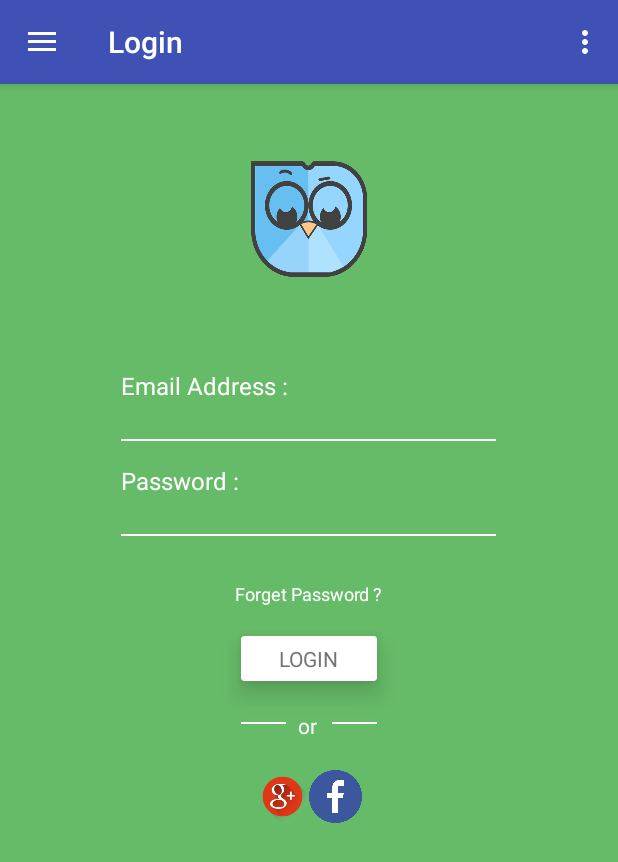
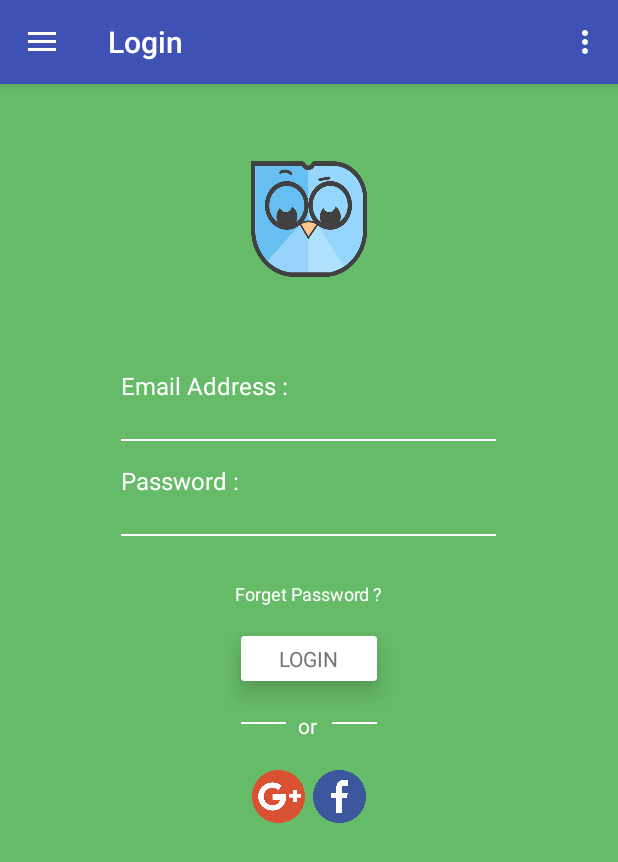
Before and after one commit to manitk12/Login, an Android app: the screen it shows after launch (MainActivity), on a phone screen of 412 x 824 dp. Shown: the top 862 px of the screen. Run offline under Robolectric (Android 15) with nearby library versions, the phone set to English and light mode, and no system bars.

Commit message:
initial commit

```diff
--- a/app/src/main/res/layout/content_main.xml
+++ b/app/src/main/res/layout/content_main.xml
@@ -209,7 +209,8 @@
                 android:layout_width="35dp"
                 android:layout_height="35dp"
                 android:layout_marginTop="20dp"
-                android:background="@drawable/googleee"
+                android:background="@drawable/googlef"
+                android:layout_marginEnd="5dp"
                 />
 
 
```
